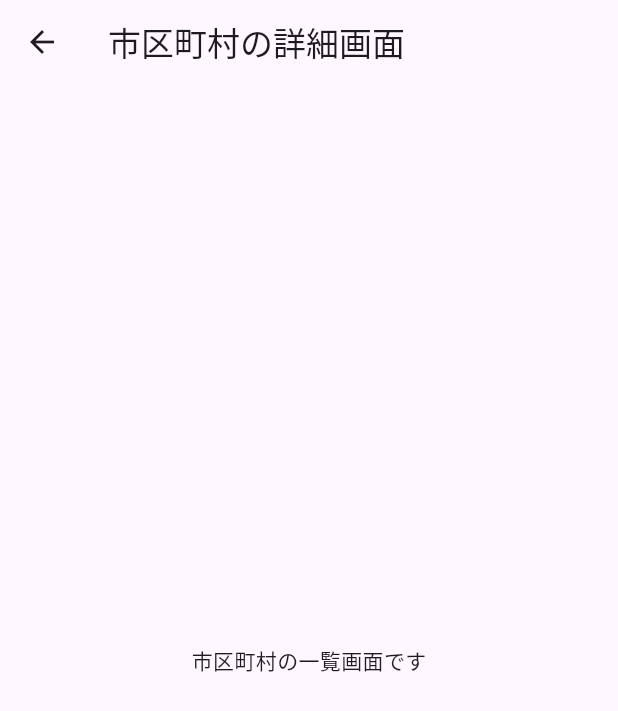
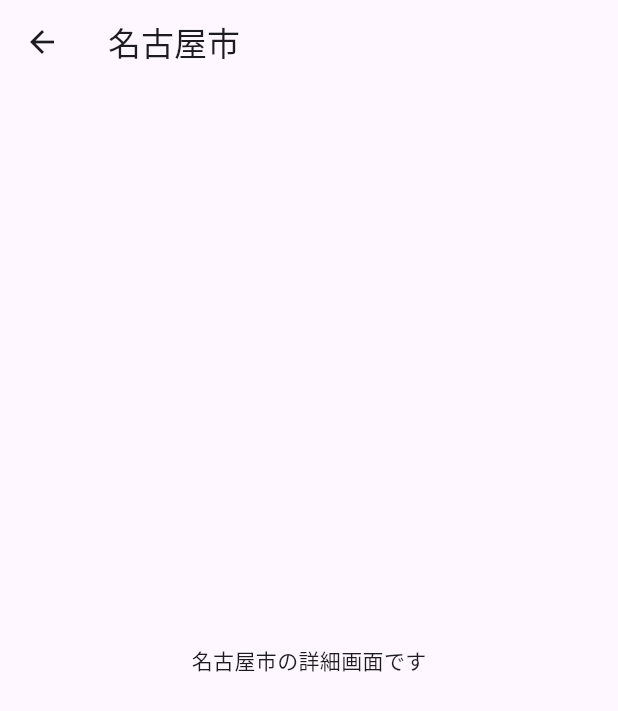
Before and after one commit to shun-kon/resas_basic_app, a Flutter app: the screen it shows after launch, after a tap on "名古屋市", on a phone screen of 412 x 824 dp. Shown: the top 711 px of the screen. Run offline on Flutter 3.47's test engine with Material 3 defaults, Android fonts, the phone set to English and light mode, and no system bars.

Commit message:
市区町村の名前ごとに詳細画面の名前も変わる

```diff
--- a/lib/city/detail_page.dart
+++ b/lib/city/detail_page.dart
@@ -1,16 +1,18 @@
 import 'package:flutter/material.dart';
 
 class CityDetailPage extends StatelessWidget {
-  const CityDetailPage({super.key});
+  const CityDetailPage({super.key,required this.city});
+
+  final String city;
 
   @override
   Widget build(BuildContext context) {
     return Scaffold(
       appBar: AppBar(
-        title: const Text('市区町村の詳細画面'),
+        title: Text(city),
       ),
-      body: const Center(
-        child: Text('市区町村の一覧画面です'),
+      body:  Center(
+        child: Text('$cityの詳細画面です'),
       ),
     );
   }
--- a/lib/city/list_page.dart
+++ b/lib/city/list_page.dart
@@ -38,7 +38,7 @@ class CityListPage extends StatelessWidget {
           onTap: (){
            Navigator.of(context).push<void>(
             MaterialPageRoute(
-              builder: (context) => const CityDetailPage(),
+              builder: (context) => CityDetailPage(city: city),
             ),
            );
           },
```
